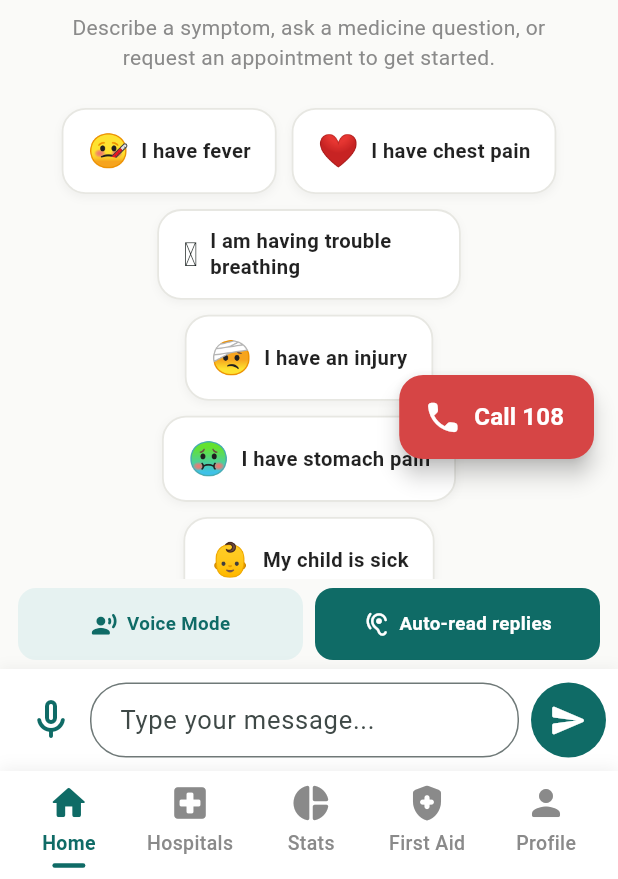
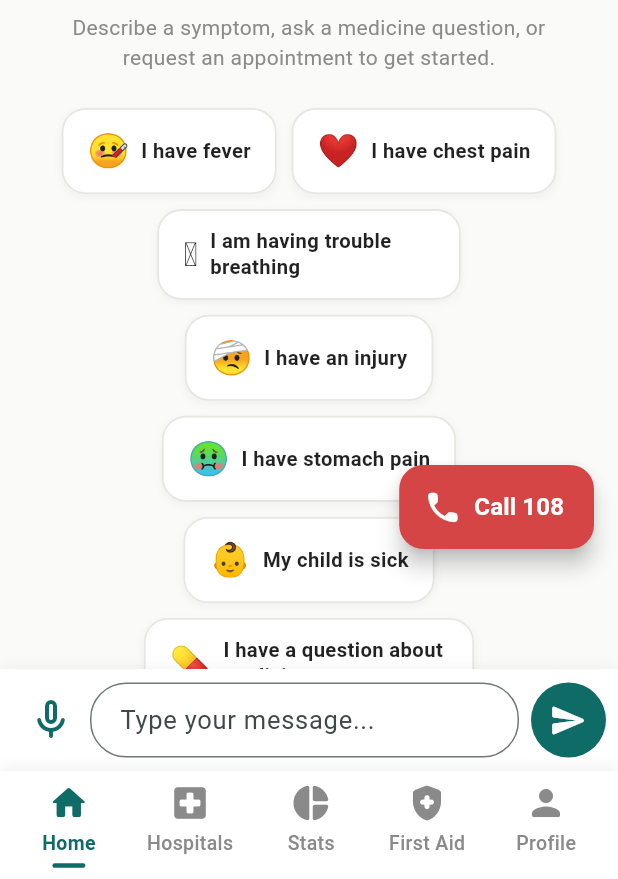
Before and after one commit to AniveshGuptaOfficial/helpline-triage-nlp, a Flutter app: the screen it shows once a user with an empty profile is signed in, on a phone screen of 412 x 824 dp, the part 357-1236 px from its top. Run offline on Flutter 3.47's test engine with Material 3 defaults, Android fonts, the phone set to English and light mode, and no system bars; our stand-ins replace cloud_firestore, firebase_auth, firebase_core, flutter_tts, geolocator, share_plus and 2 more; accounts and stored records are empty.

Commit message:
Simplify voice toggle and stabilize location
This change merges the chat's distinct voice settings into a single speaker-driven mode: auto-read replies stay on by default, while turning the speaker off switches the app into voice-input mode with automatic stop/send. It also centralizes location access in a new LocationService that prefers a cached last-known fix over geolocator's blocking getCurrentPosition() call, avoiding the GPS teardown freeze seen on Android. The hospital and emergency share flows now use this safer service so location checks remain best-effort without hanging the app.

```diff
--- a/helpline_app/lib/chat/chat_page.dart
+++ b/helpline_app/lib/chat/chat_page.dart
@@ -10,6 +10,7 @@ import 'package:share_plus/share_plus.dart';
 import 'dart:convert';
 import '../theme.dart';
 import '../services/conversation_store.dart';
+import '../services/location_service.dart';
 import '../widgets/app_bottom_nav.dart';
 import '../widgets/symptom_chip_bar.dart';
 import '../widgets/follow_up_chip_bar.dart';
@@ -44,16 +45,23 @@ class _ChatPageState extends State<ChatPage> {
   bool _isListening = false;
 
   final FlutterTts _flutterTts = FlutterTts();
-  // Auto-read replies is ON by default, per the "keep it simple, no
-  // complicated voice settings" requirement - the toggle stays available
-  // for anyone who wants it off, but a rural/low-literacy user shouldn't
-  // have to discover and enable it first.
-  bool _ttsEnabled = true;
+
+  // The screen's single voice switch, driven by the speaker icon in the app
+  // bar. ON -> the app reads each reply aloud (auto-read replies). OFF -> the
+  // user talks to the app instead: mic input auto-stops after a short silence
+  // and auto-sends, so nothing has to be typed.
+  //
+  // These are one switch rather than two on purpose. A helpline user either
+  // talks to the app or it talks to them, never both at once, and a single
+  // control up in the app bar is far easier to find and to reason about than
+  // two chips squeezed above the keyboard. Default is ON, per the "keep it
+  // simple, no complicated voice settings" requirement - a rural/low-literacy
+  // user shouldn't have to discover and switch a mode on first.
+  bool _voiceRepliesOn = true;
   int? _speakingMessageIndex; // index of the message currently being read aloud, if any
 
-  // Voice-first mode: when on, mic input auto-stops after a short silence
-  // and auto-sends, instead of requiring a separate tap to send.
-  bool _voiceModeEnabled = false;
+  bool get _autoReadReplies => _voiceRepliesOn;
+  bool get _voiceInput => !_voiceRepliesOn;
 
   // Quick language switcher (chat screen) - shares the same persisted
   // preference the Profile screen's language list reads/writes.
@@ -140,12 +148,12 @@ class _ChatPageState extends State<ChatPage> {
     } else {
       setState(() => _isListening = true);
       await _speech.listen(
-        // Voice Mode: stop automatically after a short silence and send
-        // right away, instead of requiring a second tap. Regular mic tap
-        // (Voice Mode off) keeps the original behavior - dictate, then
-        // review/edit the text before sending manually.
-        pauseFor: _voiceModeEnabled ? const Duration(seconds: 3) : null,
-        listenFor: _voiceModeEnabled ? const Duration(seconds: 30) : null,
+        // Voice Mode (speaker off): stop automatically after a short silence
+        // and send right away, instead of requiring a second tap. Regular mic
+        // tap (speaker on, i.e. auto-read mode) keeps the original behavior -
+        // dictate, then review/edit the text before sending manually.
+        pauseFor: _voiceInput ? const Duration(seconds: 3) : null,
+        listenFor: _voiceInput ? const Duration(seconds: 30) : null,
         onResult: (result) {
           setState(() {
             _controller.text = result.recognizedWords;
@@ -153,7 +161,7 @@ class _ChatPageState extends State<ChatPage> {
               TextPosition(offset: _controller.text.length),
             );
           });
-          if (_voiceModeEnabled && result.finalResult) {
+          if (_voiceInput && result.finalResult) {
             setState(() => _isListening = false);
             if (_controller.text.trim().isNotEmpty) {
               _sendMessage();
@@ -164,15 +172,17 @@ class _ChatPageState extends State<ChatPage> {
     }
   }
 
-  void _toggleVoiceMode() {
-    setState(() => _voiceModeEnabled = !_voiceModeEnabled);
-  }
-
-  void _toggleTts() {
-    setState(() => _ttsEnabled = !_ttsEnabled);
-    if (!_ttsEnabled) {
+  /// Flips between the two halves of [_voiceRepliesOn]. Turning auto-read
+  /// off also stops a reply that is mid-sentence, so the app never keeps
+  /// talking over someone who just switched to talking to it.
+  void _toggleVoiceReplies() {
+    final leavingAutoRead = _voiceRepliesOn;
+    setState(() {
+      _voiceRepliesOn = !_voiceRepliesOn;
+      if (leavingAutoRead) _speakingMessageIndex = null;
+    });
+    if (leavingAutoRead) {
       _flutterTts.stop();
-      setState(() => _speakingMessageIndex = null);
     }
   }
 
@@ -223,29 +233,14 @@ class _ChatPageState extends State<ChatPage> {
   // Hospital lookup + booking flow (Emergency / Appointment only)
   // ---------------------------------------------------------------
 
-  Future<Position?> _getCurrentLocation() async {
-    final serviceEnabled = await Geolocator.isLocationServiceEnabled();
-    if (!serviceEnabled) return null;
-
-    LocationPermission permission = await Geolocator.checkPermission();
-    if (permission == LocationPermission.denied) {
-      permission = await Geolocator.requestPermission();
-    }
-    if (permission == LocationPermission.denied ||
-        permission == LocationPermission.deniedForever) {
-      return null;
-    }
-
-    try {
-      return await Geolocator.getCurrentPosition(
-        locationSettings: const LocationSettings(
-          accuracy: LocationAccuracy.high,
-        ),
-      );
-    } catch (_) {
-      return null;
-    }
-  }
+  /// Delegates to [LocationService] rather than calling
+  /// `Geolocator.getCurrentPosition()` directly: that call can block Flutter's
+  /// main thread in a synchronous Binder call while tearing down its GPS
+  /// session, which freezes the whole app (see LocationService for the full
+  /// write-up). Null here just means "no coordinates", which every caller
+  /// already handles.
+  Future<Position?> _getCurrentLocation() =>
+      LocationService.tryCurrentPosition();
 
   Future<void> _fetchNearbyHospitals() async {
     setState(() {
@@ -502,7 +497,7 @@ class _ChatPageState extends State<ChatPage> {
             distressScore: (data['distress_score'] as num?)?.toDouble(),
           ));
         });
-        if (_ttsEnabled) {
+        if (_autoReadReplies) {
           setState(() => _speakingMessageIndex = _messages.length - 1);
           _flutterTts.speak(replyText);
         }
@@ -1298,11 +1293,16 @@ class _ChatPageState extends State<ChatPage> {
               ),
             ),
           ),
+          // The one voice control for the whole screen: on = the app reads
+          // replies aloud, off = you speak your message instead.
           IconButton(
-            icon: Icon(
-                _ttsEnabled ? Icons.volume_up_rounded : Icons.volume_off_rounded),
-            tooltip: _ttsEnabled ? 'Voice replies on' : 'Voice replies off',
-            onPressed: _toggleTts,
+            icon: Icon(_voiceRepliesOn
+                ? Icons.volume_up_rounded
+                : Icons.volume_off_rounded),
+            tooltip: _voiceRepliesOn
+                ? 'Auto-read replies on. Tap to switch to voice mode.'
+                : 'Voice mode on. Tap to switch to auto-read replies.',
+            onPressed: _toggleVoiceReplies,
           ),
           IconButton(
             icon: const Icon(Icons.history_rounded),
@@ -1441,36 +1441,7 @@ class _ChatPageState extends State<ChatPage> {
               ),
             ),
           SafeArea(
-            child: Column(
-              children: [
-                // Voice Mode / Auto-read toggles - kept visible right above
-                // the input since they're used every message, unlike the
-                // language switcher which changes rarely.
-                Padding(
-                  padding: const EdgeInsets.symmetric(horizontal: 12, vertical: 6),
-                  child: Row(
-                    children: [
-                      Expanded(
-                        child: _toggleChip(
-                          icon: Icons.record_voice_over_rounded,
-                          label: uiLabel('voiceMode', _languageCode),
-                          active: _voiceModeEnabled,
-                          onTap: _toggleVoiceMode,
-                        ),
-                      ),
-                      const SizedBox(width: 8),
-                      Expanded(
-                        child: _toggleChip(
-                          icon: Icons.hearing_rounded,
-                          label: uiLabel('autoReadReplies', _languageCode),
-                          active: _ttsEnabled,
-                          onTap: _toggleTts,
-                        ),
-                      ),
-                    ],
-                  ),
-                ),
-                Container(
+            child: Container(
               padding: const EdgeInsets.all(8.0),
               decoration: BoxDecoration(
                 color: Colors.white,
@@ -1527,62 +1498,20 @@ class _ChatPageState extends State<ChatPage> {
                 ],
               ),
             ),
-              ],
-            ),
-          ),
-        ],
-      ),
-      // Lifted above the Voice Mode/Auto-read toggle row + input bar, which
-      // (unlike the other 4 screens) live inside this screen's body as
-      // fixed content, not inside bottomNavigationBar - Scaffold's default
-      // FAB position only avoids bottomNavigationBar, so without this
-      // offset the button sits directly on top of the send button.
+          ),
+        ],
+      ),
+      // Lifted clear of the input bar, which (unlike the other 4 screens)
+      // lives inside this screen's body as fixed content rather than inside
+      // bottomNavigationBar - Scaffold's default FAB position only avoids
+      // bottomNavigationBar, so without this offset the button sits directly
+      // on top of the send button. The input bar grows to 4 lines as you
+      // type, hence the roomy value.
       floatingActionButton: const Padding(
-        padding: EdgeInsets.only(bottom: 192),
+        padding: EdgeInsets.only(bottom: 132),
         child: EmergencyCallFab(),
       ),
       bottomNavigationBar: const AppBottomNav(currentIndex: 0),
     );
   }
-
-  /// Small labeled on/off chip used for the Voice Mode and Auto-read
-  /// toggles - icon + short label + a filled/outline state so it reads
-  /// clearly even without careful reading of text.
-  Widget _toggleChip({
-    required IconData icon,
-    required String label,
-    required bool active,
-    required VoidCallback onTap,
-  }) {
-    return InkWell(
-      onTap: onTap,
-      borderRadius: BorderRadius.circular(12),
-      child: Container(
-        constraints: const BoxConstraints(minHeight: kMinTapTarget),
-        padding: const EdgeInsets.symmetric(horizontal: 10, vertical: 8),
-        decoration: BoxDecoration(
-          color: active ? kPrimary : kPrimaryLight,
-          borderRadius: BorderRadius.circular(12),
-        ),
-        child: Row(
-          mainAxisAlignment: MainAxisAlignment.center,
-          children: [
-            Icon(icon, size: 18, color: active ? Colors.white : kPrimary),
-            const SizedBox(width: 6),
-            Flexible(
-              child: Text(
-                label,
-                overflow: TextOverflow.ellipsis,
-                style: TextStyle(
-                  fontSize: 12.5,
-                  fontWeight: FontWeight.w700,
-                  color: active ? Colors.white : kPrimary,
-                ),
-              ),
-            ),
-          ],
-        ),
-      ),
-    );
-  }
-}
+}
--- /dev/null
+++ b/helpline_app/lib/services/location_service.dart
@@ -0,0 +1,107 @@
+import 'package:geolocator/geolocator.dart';
+
+/// Raised when we can't hand back coordinates, carrying copy that is safe to
+/// show to the user as-is.
+class LocationUnavailable implements Exception {
+  final String message;
+  const LocationUnavailable(this.message);
+
+  @override
+  String toString() => message;
+}
+
+/// The one place in the app that asks the device where the user is.
+///
+/// Used by the chat emergency flow, the Hospitals tab and Profile's
+/// "Share Emergency", all of which only ever need coordinates good enough
+/// to find nearby hospitals or drop a pin on a map.
+///
+/// ## Why this deliberately does NOT call `Geolocator.getCurrentPosition()`
+///
+/// `getCurrentPosition()` opens a live GPS session, and on the way out
+/// geolocator tears that session down by calling
+/// `LocationManager.removeNmeaListener()` and `unregisterGnssStatusCallback()`
+/// (see `NmeaClient.stop()` in geolocator_android). Both are *synchronous*
+/// Binder calls into the system location service, and geolocator makes them
+/// on Flutter's platform thread - the same thread that hosts the Dart UI
+/// isolate.
+///
+/// If the system side doesn't answer, that thread parks inside
+/// `ioctl(BINDER_WRITE_READ)` and never returns. The app then can't build a
+/// single frame or dispatch a single touch event, so it freezes solid - the
+/// chat stops responding, the "Call 108" button stops working, and Android
+/// puts up "helpline_app isn't responding". Choosing "Wait" does nothing,
+/// because the thread is blocked rather than busy. Reproduced on an Android
+/// 16 emulator: the main thread sat in `binder_ioctl_write_read` at ~1% CPU
+/// indefinitely.
+///
+/// `getLastKnownPosition()` reaches the fused provider's cached fix through
+/// `getLastLocation()` and never registers or unregisters those listeners, so
+/// there is no blocking Binder call to get stuck behind. It is also
+/// instantaneous, which is the right trade-off here anyway: blocking an
+/// emergency flow on a cold high-accuracy GPS fix delays the one thing the
+/// user actually needs.
+///
+/// Please don't "improve" this back to `getCurrentPosition()` - it is the
+/// only geolocator call that registers and then tears down the NMEA/GNSS
+/// listener, so it is the only one that can freeze the entire app.
+class LocationService {
+  const LocationService._();
+
+  /// Bounds how long we wait on the platform before falling back to the
+  /// caller's "no location" UI. Cheap insurance so a slow provider can
+  /// never leave a spinner running indefinitely.
+  static const Duration _timeout = Duration(seconds: 10);
+
+  /// Returns the user's position, or throws [LocationUnavailable] with a
+  /// user-facing reason (services off, permission denied, or no fix cached
+  /// on the device yet).
+  static Future<Position> currentPosition() async {
+    final serviceEnabled = await Geolocator.isLocationServiceEnabled();
+    if (!serviceEnabled) {
+      throw const LocationUnavailable(
+        'Location services are turned off. Please enable GPS and try again.',
+      );
+    }
+
+    var permission = await Geolocator.checkPermission();
+    if (permission == LocationPermission.denied) {
+      permission = await Geolocator.requestPermission();
+    }
+    if (permission == LocationPermission.denied ||
+        permission == LocationPermission.deniedForever) {
+      throw const LocationUnavailable(
+        'Location permission denied. Please allow location access in your '
+        'device settings.',
+      );
+    }
+
+    Position? position;
+    try {
+      position = await Geolocator.getLastKnownPosition().timeout(_timeout);
+    } catch (_) {
+      // Provider error, or it didn't answer within [_timeout]. Handled by
+      // the null check below so callers see one consistent failure.
+      position = null;
+    }
+
+    if (position == null) {
+      throw const LocationUnavailable(
+        "Couldn't get a location fix yet. Please make sure GPS is on and "
+        'try again in a moment.',
+      );
+    }
+    return position;
+  }
+
+  /// Best-effort variant for flows that must carry on without coordinates -
+  /// e.g. sharing an emergency message, which is still worth sending even if
+  /// the location line has to be dropped. Returns null instead of throwing.
+  static Future<Position?> tryCurrentPosition() async {
+    try {
+      return await currentPosition();
+    } catch (_) {
+      return null;
+    }
+  }
+}
```
Also changed, not shown: helpline_app/lib/chat/profile_page.dart (+8 -16 lines), helpline_app/lib/hospitals/hospital_finder_page.dart (+7 -25 lines). Lines whose indentation alone changed are shown as unchanged.
